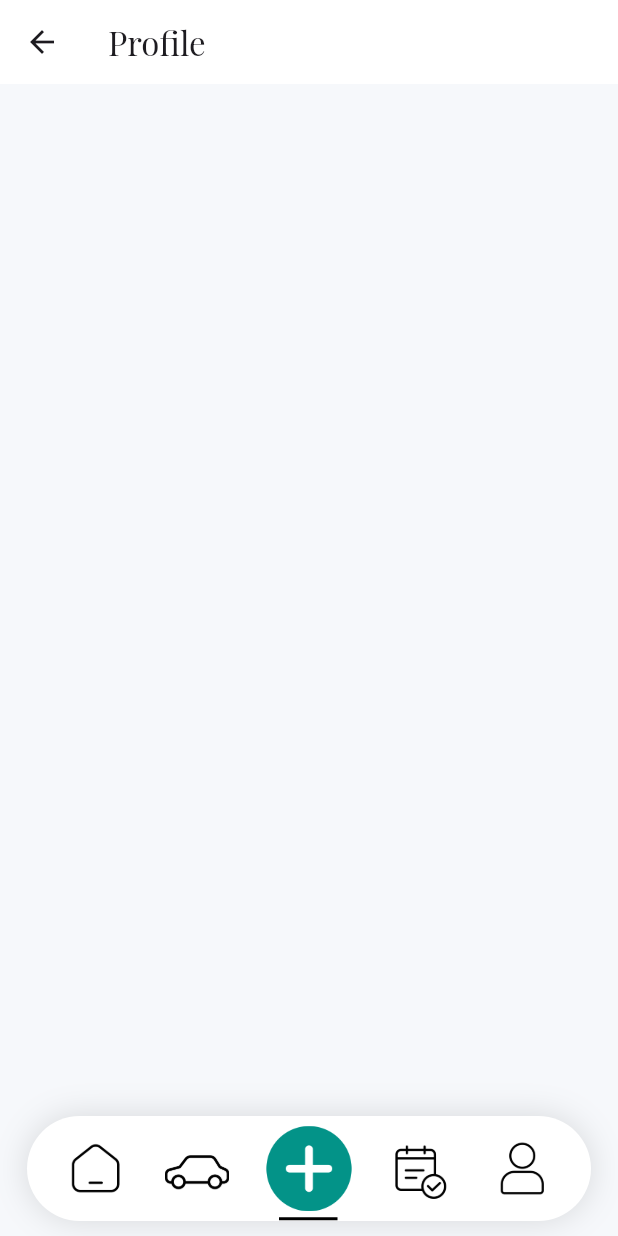
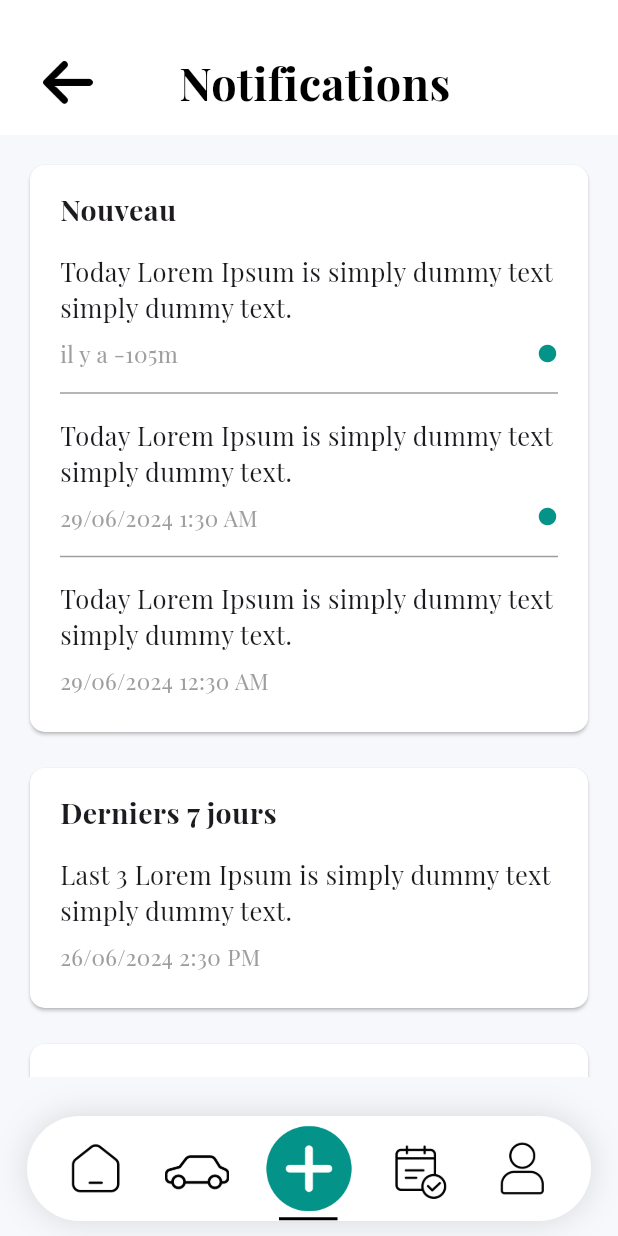
Before and after one commit to saradrine/sav_project, a Flutter app: the Layout screen opened directly, item 3 of the bottom bar chosen, on a phone screen of 412 x 824 dp. Run offline on Flutter 3.47's test engine with Material 3 defaults, Android fonts, the phone set to English and light mode, and no system bars; our stand-ins replace flutter_svg.

Commit message:
Notification Page/Model with dismissal

```diff
--- a/lib/main.dart
+++ b/lib/main.dart
@@ -26,7 +26,7 @@ class MyApp extends StatelessWidget {
         scaffoldBackgroundColor: const Color.fromARGB(255, 246, 248, 251),
       ),
       debugShowCheckedModeBanner: false,
-      home: const AccountConfirmation(),
+      home: const Layout(),
     );
   }
 }
--- /dev/null
+++ b/lib/models/notif.dart
@@ -0,0 +1,11 @@
+class Notif {
+  final String text;
+  final DateTime date;
+  final bool isUnRead;
+
+  Notif({
+    required this.text,
+    required this.date,
+    this.isUnRead = false,
+  });
+}
--- a/lib/screens/layout.dart
+++ b/lib/screens/layout.dart
@@ -1,5 +1,6 @@
 import 'package:flutter/material.dart';
 import 'package:sav_project/screens/home.dart';
+import 'package:sav_project/screens/notifications.dart';
 import 'package:sav_project/screens/profile.dart';
 import 'package:sav_project/widgets/bottom_navbar.dart';
 
@@ -14,7 +15,7 @@ class _LayoutState extends State<Layout> {
   List pages = [
     Home(),
     Profile(),
-    Profile(),
+    Notifications(),
     Profile(),
     Profile(),
   ];
--- /dev/null
+++ b/lib/screens/notifications.dart
@@ -0,0 +1,154 @@
+import 'package:flutter/material.dart';
+import 'package:sav_project/widgets/notification_card.dart';
+import 'package:sav_project/models/notif.dart';
+
+class Notifications extends StatefulWidget {
+  @override
+  _NotificationsState createState() => _NotificationsState();
+}
+
+class _NotificationsState extends State<Notifications> {
+  List<Notif> notifications = [
+    Notif(
+      text: 'Today Lorem Ipsum is simply dummy text simply dummy text.',
+      date: DateTime.parse('2024-06-29 12:15:00'),
+      isUnRead: true,
+    ),
+    Notif(
+      text: 'Today Lorem Ipsum is simply dummy text simply dummy text.',
+      date: DateTime.parse('2024-06-29 01:30:00'),
+      isUnRead: true,
+    ),
+    Notif(
+      text: 'Today Lorem Ipsum is simply dummy text simply dummy text.',
+      date: DateTime.parse('2024-06-29 00:30:00'),
+    ),
+    Notif(
+      text: 'Last 3 Lorem Ipsum is simply dummy text simply dummy text.',
+      date: DateTime.parse('2024-06-26 14:30:00'),
+    ),
+    Notif(
+      text: 'Last 10 Lorem Ipsum is simply dummy text simply dummy text.',
+      date: DateTime.parse('2024-06-19 10:00:00'),
+    ),
+  ];
+
+  List<Notif> getNouveauNotifications() {
+    final today = DateTime.now();
+    return notifications
+        .where((notification) =>
+            notification.date.year == today.year &&
+            notification.date.month == today.month &&
+            notification.date.day == today.day)
+        .toList();
+  }
+
+  List<Notif> getDerniers7JoursNotifications() {
+    final today = DateTime.now();
+    return notifications
+        .where((notification) =>
+            notification.date.isAfter(today.subtract(Duration(days: 7))) &&
+            notification.date.isBefore(today.subtract(Duration(days: 1))))
+        .toList();
+  }
+
+  List<Notif> getAncienNotifications() {
+    final today = DateTime.now();
+    return notifications
+        .where((notification) =>
+            notification.date.isBefore(today.subtract(Duration(days: 7))))
+        .toList();
+  }
+
+  void onDismissed(Notif notification) {
+    setState(() {
+      notifications.remove(notification);
+    });
+  }
+
+  @override
+  Widget build(BuildContext context) {
+    return Scaffold(
+      appBar: PreferredSize(
+        preferredSize: Size.fromHeight(90),
+        child: Container(
+          color: Colors.white,
+          padding: EdgeInsets.only(top: MediaQuery.of(context).padding.top),
+          child: Center(
+            child: Column(
+              mainAxisAlignment: MainAxisAlignment.center,
+              children: <Widget>[
+                SizedBox(height: 30),
+                Row(
+                  mainAxisAlignment: MainAxisAlignment.spaceEvenly,
+                  children: [
+                    IconButton(
+                      onPressed: () {},
+                      icon: ImageIcon(
+                        AssetImage('assets/icons/arrow.png'),
+                        size: 33,
+                        color: Colors.black,
+                      ),
+                    ),
+                    SizedBox(width: 8),
+                    Text(
+                      'Notifications',
+                      style: TextStyle(
+                        fontSize: 30,
+                        fontWeight: FontWeight.bold,
+                        color: Colors.black,
+                      ),
+                    ),
+                    SizedBox(width: 70),
+                  ],
+                ),
+                SizedBox(height: 10),
+              ],
+            ),
+          ),
+        ),
+      ),
+      body: Padding(
+        padding: const EdgeInsets.all(16.0),
+        child: ListView(
+          children: [
+            if (getNouveauNotifications().isNotEmpty) ...[
+              NotificationCard(
+                title: 'Nouveau',
+                notifications: getNouveauNotifications(),
+                onDismissed: onDismissed,
+              ),
+              SizedBox(height: 16),
+            ],
+            if (getDerniers7JoursNotifications().isNotEmpty) ...[
+              NotificationCard(
+                title: 'Derniers 7 jours',
+                notifications: getDerniers7JoursNotifications(),
+                onDismissed: onDismissed,
+              ),
+              SizedBox(height: 16),
+            ],
+            if (getAncienNotifications().isNotEmpty)
+              NotificationCard(
+                title: 'Ancien',
+                notifications: getAncienNotifications(),
+                onDismissed: onDismissed,
+              ),
+            if (notifications.isEmpty)
+              Padding(
+                padding: const EdgeInsets.all(20),
+                child: Center(
+                  child: Text(
+                    'Aucune notification',
+                    style: TextStyle(
+                        fontSize: 20,
+                        color: const Color.fromARGB(255, 122, 122, 122)),
+                  ),
+                ),
+              ),
+          ],
+        ),
+      ),
+    );
+  }
+}
--- a/lib/screens/profile.dart
+++ b/lib/screens/profile.dart
@@ -4,9 +4,44 @@ class Profile extends StatelessWidget {
   @override
   Widget build(BuildContext context) {
     return Scaffold(
-      appBar: AppBar(
-        title: Text('Profile'),
-        backgroundColor: Colors.white,
+      appBar: PreferredSize(
+        preferredSize: Size.fromHeight(90),
+        child: Container(
+          color: Colors.white,
+          padding: EdgeInsets.only(top: MediaQuery.of(context).padding.top),
+          child: Center(
+            child: Column(
+              mainAxisAlignment: MainAxisAlignment.center,
+              children: <Widget>[
+                SizedBox(height: 30),
+                Row(
+                  mainAxisAlignment: MainAxisAlignment.spaceEvenly,
+                  children: [
+                    IconButton(
+                      onPressed: () {},
+                      icon: ImageIcon(
+                        AssetImage('assets/icons/arrow.png'),
+                        size: 33,
+                        color: Colors.black,
+                      ),
+                    ),
+                    SizedBox(width: 8),
+                    Text(
+                      'Profil',
+                      style: TextStyle(
+                        fontSize: 30,
+                        fontWeight: FontWeight.bold,
+                        color: Colors.black,
+                      ),
+                    ),
+                    SizedBox(width: 70),
+                  ],
+                ),
+                SizedBox(height: 10),
+              ],
+            ),
+          ),
+        ),
       ),
     );
   }
--- /dev/null
+++ b/lib/widgets/notification_card.dart
@@ -0,0 +1,92 @@
+import 'package:flutter/material.dart';
+import 'package:sav_project/widgets/notification_detail.dart';
+import 'package:sav_project/models/notif.dart';
+
+class NotificationCard extends StatelessWidget {
+  final String title;
+  final List<Notif> notifications;
+  final Function(Notif) onDismissed;
+
+  const NotificationCard({
+    Key? key,
+    required this.title,
+    required this.notifications,
+    required this.onDismissed,
+  }) : super(key: key);
+
+  @override
+  Widget build(BuildContext context) {
+    return Card(
+      color: Colors.white,
+      shape: RoundedRectangleBorder(
+        borderRadius: BorderRadius.circular(10),
+      ),
+      child: Padding(
+        padding: const EdgeInsets.symmetric(horizontal: 20, vertical: 16),
+        child: Column(
+          crossAxisAlignment: CrossAxisAlignment.start,
+          children: [
+            Text(
+              title,
+              style: TextStyle(
+                fontSize: 19,
+                fontWeight: FontWeight.bold,
+              ),
+            ),
+            SizedBox(height: 8),
+            Column(
+              children: [
+                for (var notification in notifications)
+                  Column(
+                    children: [
+                      if (notifications.indexOf(notification) > 0)
+                        Divider(color: Colors.grey),
+                      Dismissible(
+                        key: Key(notification.hashCode.toString()),
+                        onDismissed: (direction) {
+                          onDismissed(notification);
+                        },
+                        direction: DismissDirection.endToStart,
+                        background: Container(
+                          color: Color.fromARGB(255, 185, 11, 0),
+                          child: Row(
+                            mainAxisAlignment: MainAxisAlignment.end,
+                            crossAxisAlignment: CrossAxisAlignment.center,
+                            children: [
+                              Padding(
+                                padding: const EdgeInsets.only(right: 16.0),
+                                child: Column(
+                                  mainAxisSize: MainAxisSize.min,
+                                  children: [
+                                    ImageIcon(
+                                      AssetImage('assets/icons/delete.png'),
+                                      color: Colors.white,
+                                      size: 30,
+                                    ),
+                                    SizedBox(height: 6),
+                                    Text(
+                                      'Supprimer',
+                                      style: TextStyle(
+                                        color: Colors.white,
+                                        fontSize: 13,
+                                        fontWeight: FontWeight.bold,
+                                      ),
+                                    ),
+                                  ],
+                                ),
+                              ),
+                            ],
+                          ),
+                        ),
+                        child: NotificationDetail(notification: notification),
+                      ),
+                    ],
+                  ),
+              ],
+            ),
+          ],
+        ),
+      ),
+    );
+  }
+}
--- /dev/null
+++ b/lib/widgets/notification_detail.dart
@@ -0,0 +1,84 @@
+import 'package:flutter/material.dart';
+import 'package:intl/intl.dart';
+import 'dart:async';
+import '../models/notif.dart';
+
+class NotificationDetail extends StatefulWidget {
+  final Notif notification;
+
+  const NotificationDetail({
+    Key? key,
+    required this.notification,
+  }) : super(key: key);
+
+  @override
+  _NotificationDetailState createState() => _NotificationDetailState();
+}
+
+class _NotificationDetailState extends State<NotificationDetail> {
+  late Timer _timer;
+
+  @override
+  void initState() {
+    super.initState();
+    _timer = Timer.periodic(Duration(minutes: 1), (timer) {
+      setState(() {
+        // This will update the UI every minute
+      });
+    });
+  }
+
+  @override
+  void dispose() {
+    _timer.cancel();
+    super.dispose();
+  }
+
+  String formatNotificationDate(DateTime date) {
+    final now = DateTime.now();
+    final difference = now.difference(date);
+
+    if (difference.inMinutes < 60) {
+      return 'il y a ${difference.inMinutes}m';
+    } else if (difference.inHours < 3) {
+      return 'il y a ${difference.inHours}h';
+    } else {
+      return DateFormat('dd/MM/yyyy h:mm a').format(date);
+    }
+  }
+
+  @override
+  Widget build(BuildContext context) {
+    return Padding(
+      padding: const EdgeInsets.symmetric(vertical: 8.0),
+      child: Column(
+        crossAxisAlignment: CrossAxisAlignment.start,
+        children: [
+          Text(
+            widget.notification.text,
+            style: TextStyle(fontSize: 17),
+          ),
+          SizedBox(height: 8),
+          Row(
+            mainAxisAlignment: MainAxisAlignment.spaceBetween,
+            children: [
+              Text(
+                formatNotificationDate(widget.notification.date),
+                style: TextStyle(
+                  color: Colors.grey,
+                  fontSize: 15,
+                ),
+              ),
+              if (widget.notification.isUnRead)
+                Icon(
+                  Icons.circle,
+                  color: Color.fromARGB(255, 3, 147, 136),
+                  size: 14,
+                ),
+            ],
+          ),
+        ],
+      ),
+    );
+  }
+}
--- a/pubspec.yaml
+++ b/pubspec.yaml
@@ -31,6 +31,7 @@ dependencies:
   flutter:
     sdk: flutter
   flutter_svg: ^1.0.0
+  intl: ^0.17.0
 
 
   # The following adds the Cupertino Icons font to your application.
```
Also changed, not shown: assets/icons/arrow.png, assets/icons/delete.png, pubspec.lock.
